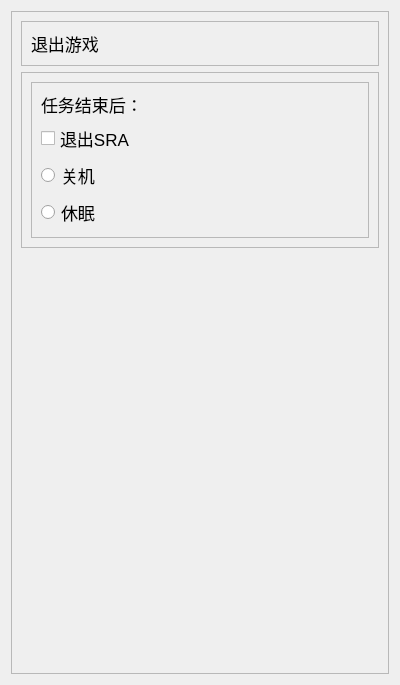
First picture: the form in res/ui/set_10.ui, repository Shasnow/StarRailAssistant, before the edit.
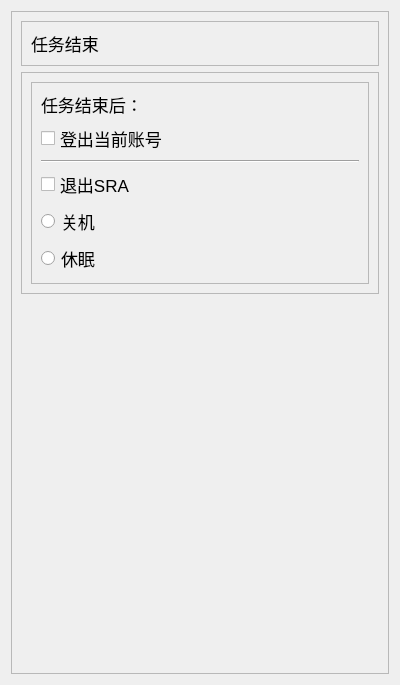
Second picture: the form after the edit.

```diff
--- a/res/ui/set_10.ui
+++ b/res/ui/set_10.ui
@@ -40,7 +40,7 @@
          <item>
           <widget class="QLabel" name="label">
            <property name="text">
-            <string>退出游戏</string>
+            <string>任务结束</string>
            </property>
           </widget>
          </item>
@@ -91,6 +91,20 @@
               </property>
              </widget>
             </item>
+            <item>
+             <widget class="QCheckBox" name="log_out">
+              <property name="text">
+               <string>登出当前账号</string>
+              </property>
+             </widget>
+            </item>
+            <item>
+             <widget class="Line" name="line">
+              <property name="orientation">
+               <enum>Qt::Orientation::Horizontal</enum>
+              </property>
+             </widget>
+            </item>
             <item>
              <widget class="QCheckBox" name="checkBox2_1_1">
               <property name="minimumSize">
```
